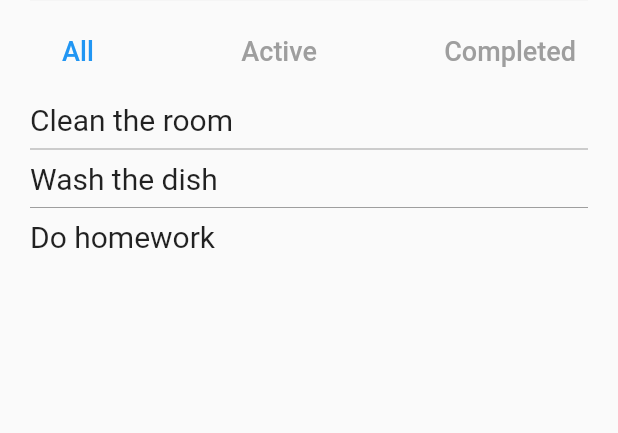
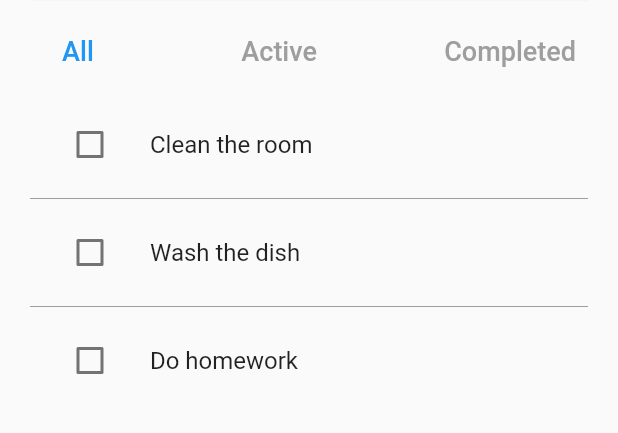
Before and after one commit to rsyd29/todo_provider, a Flutter app: the screen it shows after launch, on a phone screen of 412 x 824 dp, the part 337-770 px from its top. Run offline on Flutter 3.47's test engine with Material 2 defaults, Android fonts, the phone set to English and light mode, and no system bars; our stand-ins replace equatable.

Commit message:
Create widget TodoItem with Widget ListTile for Widget ShowTodos

```diff
--- a/lib/pages/todos_page.dart
+++ b/lib/pages/todos_page.dart
@@ -193,12 +193,35 @@ class ShowTodos extends StatelessWidget {
           key: ValueKey(todos[index].id),
           background: showBackground(0),
           secondaryBackground: showBackground(1),
-          child: Text(
-            todos[index].desc,
-            style: const TextStyle(fontSize: 20.0),
+          child: TodoItem(
+            todo: todos[index],
           ),
         );
       },
     );
   }
 }
+
+class TodoItem extends StatefulWidget {
+  final Todo todo;
+  const TodoItem({
+    Key? key,
+    required this.todo,
+  }) : super(key: key);
+
+  @override
+  State<TodoItem> createState() => _TodoItemState();
+}
+
+class _TodoItemState extends State<TodoItem> {
+  @override
+  Widget build(BuildContext context) {
+    return ListTile(
+      leading: Checkbox(
+        value: widget.todo.completed,
+        onChanged: (bool? checked) {},
+      ),
+      title: Text(widget.todo.desc),
+    );
+  }
+}
```
